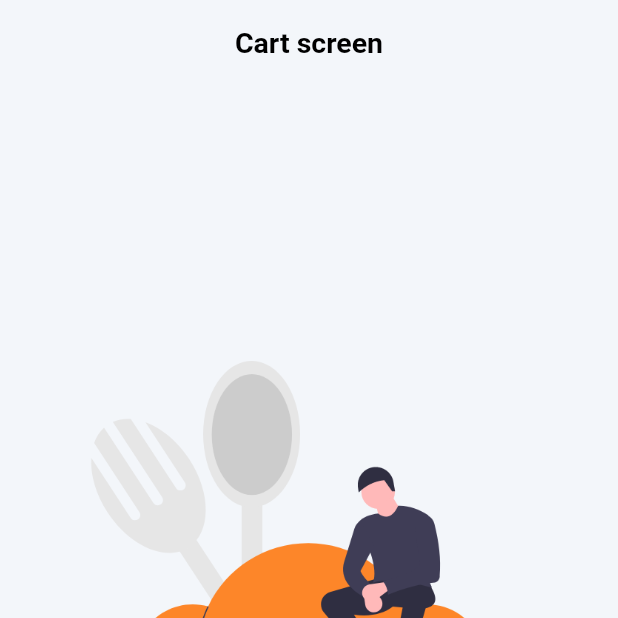
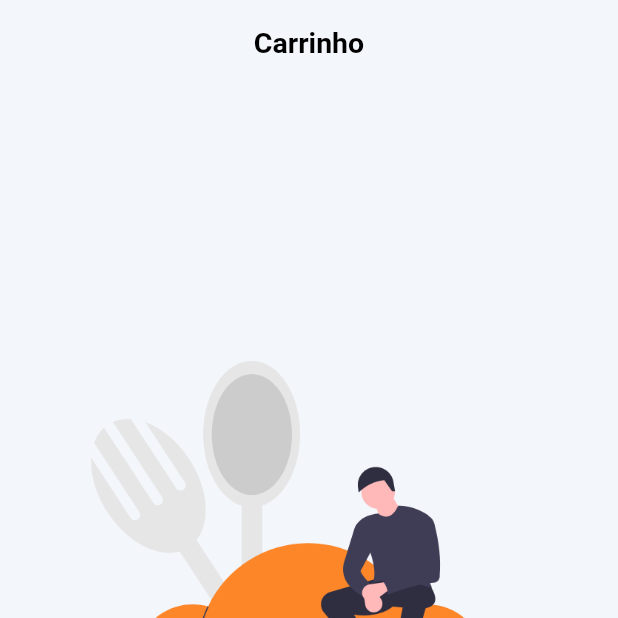
Before and after one commit to PedrooFerraz/Aplicativo-Flutter-DAMD-PUC, a Flutter app: the screen it shows after launch, item 2 of the bottom bar chosen, on a phone screen of 412 x 824 dp, the top half of it. Run offline on Flutter 3.47's test engine with Material 3 defaults, Android fonts, the phone set to English and light mode, and no system bars; our stand-ins replace badges, flutter_rating_bar, font_awesome_flutter, get, simple_animations.

Commit message:
alteracao nome

```diff
--- a/lib/src/view/screen/cart_screen.dart
+++ b/lib/src/view/screen/cart_screen.dart
@@ -16,7 +16,7 @@ class CartScreen extends StatelessWidget {
   PreferredSizeWidget _appBar(BuildContext context) {
     return AppBar(
       title: Text(
-        "Cart screen",
+        "Carrinho",
         style: context.displayMedium,
       ),
     );
```
